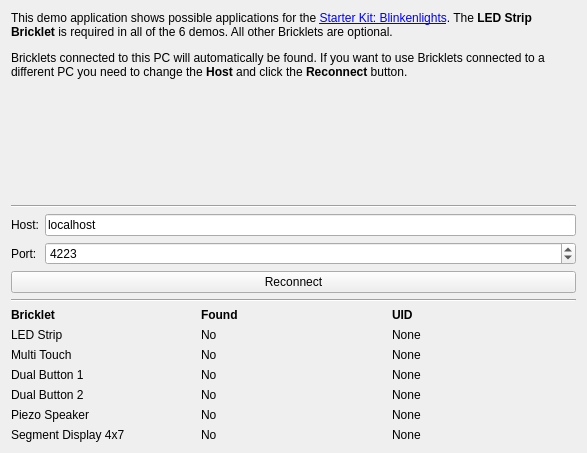
Tinkerforge/blinkenlights, file demo/starter_kit_blinkenlights_demo/ui/setup.ui: the form before one commit.
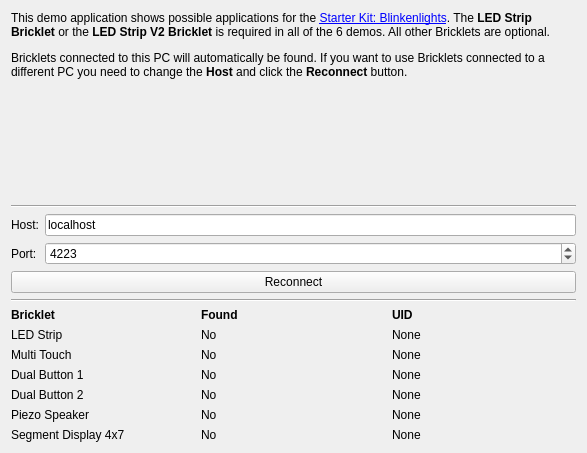
The form after the commit.

The edit to the form file:
```diff
--- a/demo/starter_kit_blinkenlights_demo/ui/setup.ui
+++ b/demo/starter_kit_blinkenlights_demo/ui/setup.ui
@@ -23,9 +23,7 @@
       </sizepolicy>
      </property>
      <property name="text">
-      <string>&lt;p&gt;This demo application shows possible applications for the &lt;a href=&quot;http://www.tinkerforge.com/en/doc/Kits/Blinkenlights/Blinkenlights.html&quot;&gt;&lt;span style=&quot; text-decoration: underline; color:#0000ff;&quot;&gt;Starter Kit: Blinkenlights&lt;/span&gt;&lt;/a&gt;. The &lt;b&gt;LED Strip Bricklet&lt;/b&gt; is required in all of the 6 demos. All other Bricklets are optional.&lt;/p&gt;
-&lt;p&gt;&lt;/p&gt;
-&lt;p&gt;Bricklets connected to this PC will automatically be found. If you want to use Bricklets connected to a different PC you need to change the &lt;b&gt;Host&lt;/b&gt; and click the &lt;b&gt;Reconnect&lt;/b&gt; button.&lt;/p&gt;</string>
+      <string>&lt;html&gt;&lt;head/&gt;&lt;body&gt;&lt;p&gt;This demo application shows possible applications for the &lt;a href=&quot;http://www.tinkerforge.com/en/doc/Kits/Blinkenlights/Blinkenlights.html&quot;&gt;&lt;span style=&quot; text-decoration: underline; color:#0000ff;&quot;&gt;Starter Kit: Blinkenlights&lt;/span&gt;&lt;/a&gt;. The &lt;span style=&quot; font-weight:600;&quot;&gt;LED Strip Bricklet &lt;/span&gt;or the &lt;span style=&quot; font-weight:600;&quot;&gt;LED Strip V2 Bricklet &lt;/span&gt;is required in all of the 6 demos. All other Bricklets are optional.&lt;/p&gt;&lt;p&gt;Bricklets connected to this PC will automatically be found. If you want to use Bricklets connected to a different PC you need to change the &lt;span style=&quot; font-weight:600;&quot;&gt;Host&lt;/span&gt; and click the &lt;span style=&quot; font-weight:600;&quot;&gt;Reconnect&lt;/span&gt; button.&lt;/p&gt;&lt;/body&gt;&lt;/html&gt;</string>
      </property>
      <property name="alignment">
       <set>Qt::AlignLeading|Qt::AlignLeft|Qt::AlignTop</set>
```
